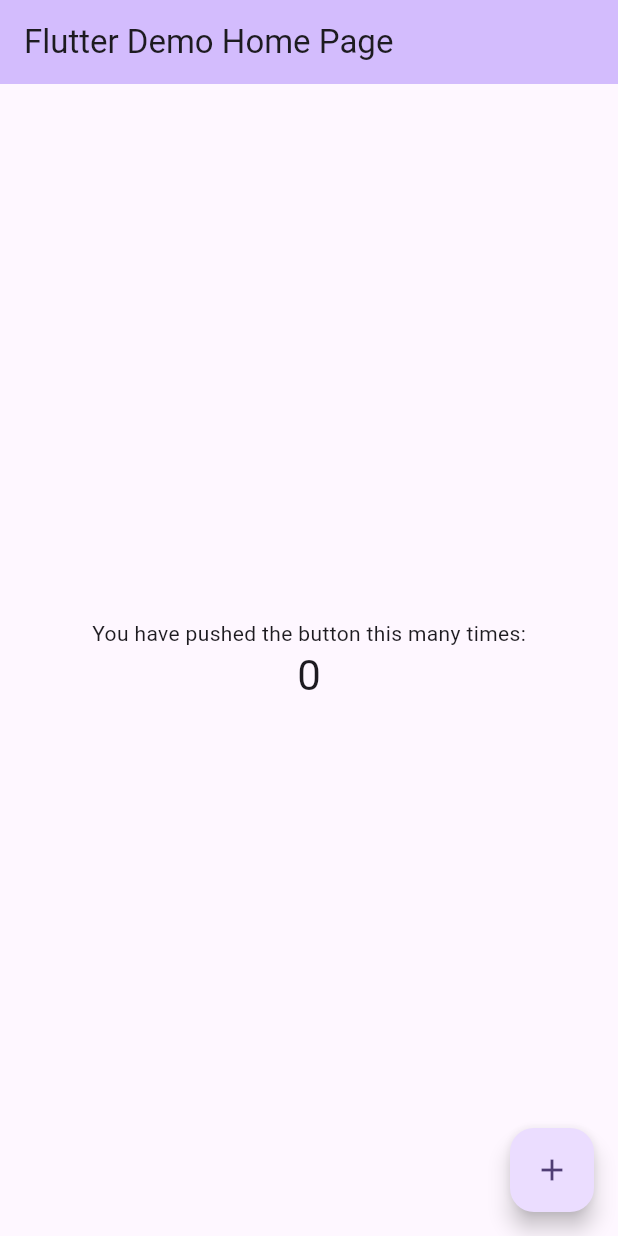
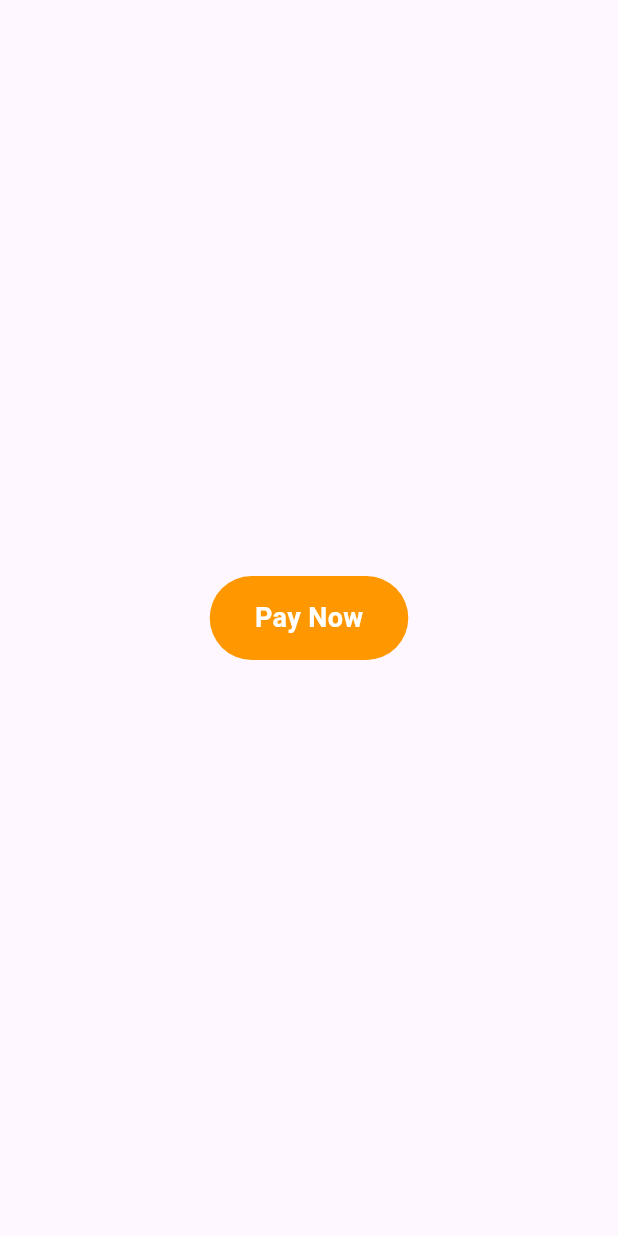
Before and after one commit to ownflutter/stripe_payment_test_project, a Flutter app: the screen it shows after launch, on a phone screen of 412 x 824 dp. Run offline on Flutter 3.47's test engine with Material 3 defaults, Android fonts, the phone set to English and light mode, and no system bars; our stand-ins replace get.

Commit message:
stripe setup

```diff
--- /dev/null
+++ b/lib/Stripe Payment/stripe_payment_screen.dart
@@ -0,0 +1,37 @@
+import 'package:flutter/material.dart';
+
+
+class StripePaymentScreen extends StatefulWidget {
+  const StripePaymentScreen({super.key});
+
+  @override
+  State<StripePaymentScreen> createState() => _StripePaymentScreenState();
+}
+
+class _StripePaymentScreenState extends State<StripePaymentScreen> {
+  @override
+  Widget build(BuildContext context) {
+    return Scaffold(
+      body: Padding(
+        padding: const EdgeInsets.all(8.0),
+        child: Center(
+          child: Container(
+            padding: EdgeInsets.symmetric(vertical: 15, horizontal: 30),
+            decoration: BoxDecoration(
+              color: Colors.orange,
+              borderRadius: BorderRadius.circular(30),
+            ),
+            child: Text(
+              'Pay Now',
+              style: TextStyle(
+                color: Colors.white,
+                fontSize: 18,
+                fontWeight: FontWeight.bold,
+              ),
+            ),
+          ),
+        )
+      ),
+    );
+  }
+}
--- /dev/null
+++ b/lib/app_routes.dart
@@ -0,0 +1,12 @@
+import 'package:get/get_navigation/src/routes/get_route.dart';
+import 'package:stripe_payment_test_project/Stripe%20Payment/stripe_payment_screen.dart';
+
+class AppRoutes{
+  static const String stripePaymentScreen = "/stripePayment_Screen";
+
+
+  static List<GetPage> get routes =>[
+    GetPage(name: stripePaymentScreen, page: () => StripePaymentScreen()),
+
+  ];
+}
--- a/lib/main.dart
+++ b/lib/main.dart
@@ -1,4 +1,5 @@
 import 'package:flutter/material.dart';
+import 'package:stripe_payment_test_project/Stripe%20Payment/stripe_payment_screen.dart';
 
 void main() {
   runApp(const MyApp());
@@ -13,113 +14,10 @@
     return MaterialApp(
       title: 'Flutter Demo',
       theme: ThemeData(
-        // This is the theme of your application.
-        //
-        // TRY THIS: Try running your application with "flutter run". You'll see
-        // the application has a purple toolbar. Then, without quitting the app,
-        // try changing the seedColor in the colorScheme below to Colors.green
-        // and then invoke "hot reload" (save your changes or press the "hot
-        // reload" button in a Flutter-supported IDE, or press "r" if you used
-        // the command line to start the app).
-        //
-        // Notice that the counter didn't reset back to zero; the application
-        // state is not lost during the reload. To reset the state, use hot
-        // restart instead.
-        //
-        // This works for code too, not just values: Most code changes can be
-        // tested with just a hot reload.
         colorScheme: ColorScheme.fromSeed(seedColor: Colors.deepPurple),
         useMaterial3: true,
       ),
-      home: const MyHomePage(title: 'Flutter Demo Home Page'),
+      home: const StripePaymentScreen(),
     );
   }
 }
-
-class MyHomePage extends StatefulWidget {
-  const MyHomePage({super.key, required this.title});
-
-  // This widget is the home page of your application. It is stateful, meaning
-  // that it has a State object (defined below) that contains fields that affect
-  // how it looks.
-
-  // This class is the configuration for the state. It holds the values (in this
-  // case the title) provided by the parent (in this case the App widget) and
-  // used by the build method of the State. Fields in a Widget subclass are
-  // always marked "final".
-
-  final String title;
-
-  @override
-  State<MyHomePage> createState() => _MyHomePageState();
-}
-
-class _MyHomePageState extends State<MyHomePage> {
-  int _counter = 0;
-
-  void _incrementCounter() {
-    setState(() {
-      // This call to setState tells the Flutter framework that something has
-      // changed in this State, which causes it to rerun the build method below
-      // so that the display can reflect the updated values. If we changed
-      // _counter without calling setState(), then the build method would not be
-      // called again, and so nothing would appear to happen.
-      _counter++;
-    });
-  }
-
-  @override
-  Widget build(BuildContext context) {
-    // This method is rerun every time setState is called, for instance as done
-    // by the _incrementCounter method above.
-    //
-    // The Flutter framework has been optimized to make rerunning build methods
-    // fast, so that you can just rebuild anything that needs updating rather
-    // than having to individually change instances of widgets.
-    return Scaffold(
-      appBar: AppBar(
-        // TRY THIS: Try changing the color here to a specific color (to
-        // Colors.amber, perhaps?) and trigger a hot reload to see the AppBar
-        // change color while the other colors stay the same.
-        backgroundColor: Theme.of(context).colorScheme.inversePrimary,
-        // Here we take the value from the MyHomePage object that was created by
-        // the App.build method, and use it to set our appbar title.
-        title: Text(widget.title),
-      ),
-      body: Center(
-        // Center is a layout widget. It takes a single child and positions it
-        // in the middle of the parent.
-        child: Column(
-          // Column is also a layout widget. It takes a list of children and
-          // arranges them vertically. By default, it sizes itself to fit its
-          // children horizontally, and tries to be as tall as its parent.
-          //
-          // Column has various properties to control how it sizes itself and
-          // how it positions its children. Here we use mainAxisAlignment to
-          // center the children vertically; the main axis here is the vertical
-          // axis because Columns are vertical (the cross axis would be
-          // horizontal).
-          //
-          // TRY THIS: Invoke "debug painting" (choose the "Toggle Debug Paint"
-          // action in the IDE, or press "p" in the console), to see the
-          // wireframe for each widget.
-          mainAxisAlignment: MainAxisAlignment.center,
-          children: <Widget>[
-            const Text(
-              'You have pushed the button this many times:',
-            ),
-            Text(
-              '$_counter',
-              style: Theme.of(context).textTheme.headlineMedium,
-            ),
-          ],
-        ),
-      ),
-      floatingActionButton: FloatingActionButton(
-        onPressed: _incrementCounter,
-        tooltip: 'Increment',
-        child: const Icon(Icons.add),
-      ), // This trailing comma makes auto-formatting nicer for build methods.
-    );
-  }
-}
--- a/pubspec.yaml
+++ b/pubspec.yaml
@@ -35,6 +35,8 @@ dependencies:
   # The following adds the Cupertino Icons font to your application.
   # Use with the CupertinoIcons class for iOS style icons.
   cupertino_icons: ^1.0.8
+  get: ^4.6.6
+  flutter_stripe: ^11.3.0
 
 dev_dependencies:
   flutter_test:
```
Also changed, not shown: pubspec.lock, 7 other files.
